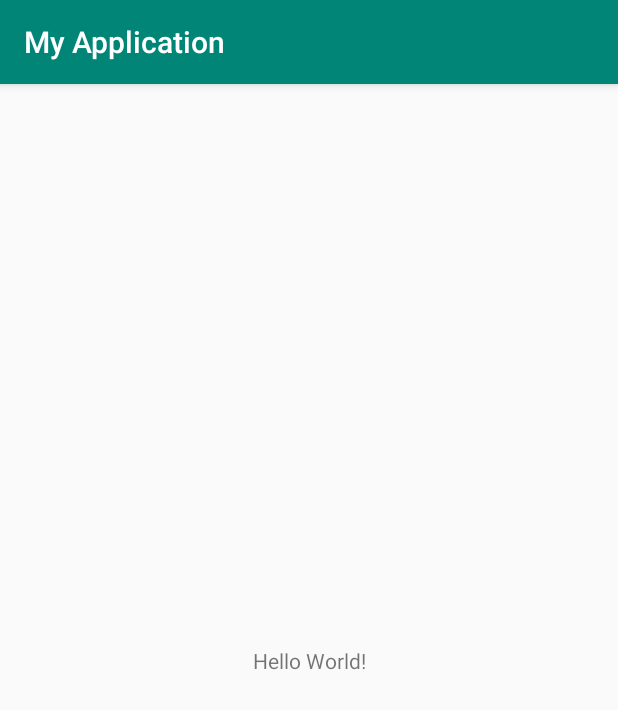
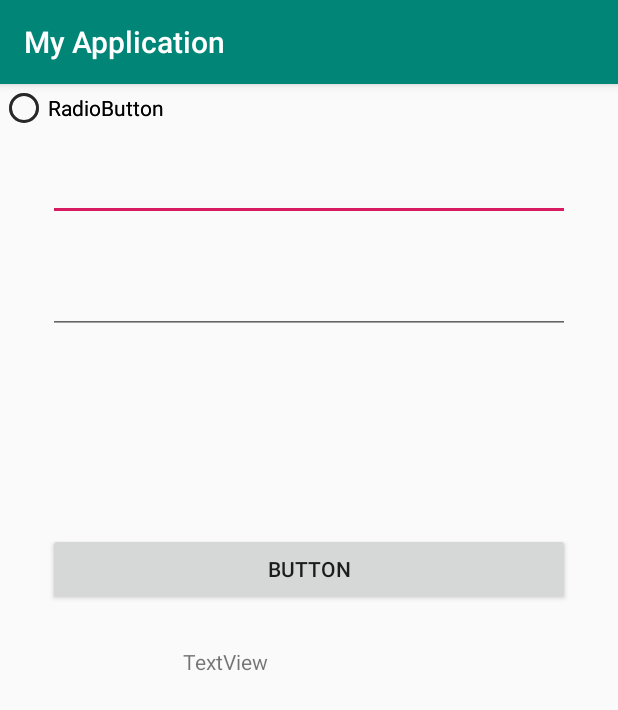
Before and after one commit to illan014029/Android-Java, an Android app: the screen it shows after launch (MainActivity), on a phone screen of 412 x 824 dp. Shown: the top 710 px of the screen. Run offline under Robolectric (Android 15) with nearby library versions, the phone set to English and light mode, and no system bars.

Commit message:
Soy tu padre
lalala

```diff
--- a/MyApplication/app/build.gradle
+++ b/MyApplication/app/build.gradle
@@ -25,4 +25,7 @@ dependencies {
     testImplementation 'junit:junit:4.12'
     androidTestImplementation 'com.android.support.test:runner:1.0.2'
     androidTestImplementation 'com.android.support.test.espresso:espresso-core:3.0.2'
+
+    implementation 'com.jakewharton:butterknife:10.1.0'
+    annotationProcessor 'com.jakewharton:butterknife-compiler:10.1.0'
 }
--- a/MyApplication/app/src/main/res/layout/activity_main.xml
+++ b/MyApplication/app/src/main/res/layout/activity_main.xml
@@ -6,13 +6,88 @@
     android:layout_height="match_parent"
     tools:context=".MainActivity">
 
-    <TextView
+    <EditText
+        android:id="@+id/editText"
+        android:layout_width="0dp"
+        android:layout_height="wrap_content"
+        android:layout_marginStart="32dp"
+        android:layout_marginTop="46dp"
+        android:layout_marginEnd="32dp"
+        android:ems="10"
+        android:inputType="number"
+        app:layout_constraintEnd_toEndOf="parent"
+        app:layout_constraintStart_toStartOf="parent"
+        app:layout_constraintTop_toTopOf="parent" />
+
+    <EditText
+        android:id="@+id/editText2"
+        android:layout_width="0dp"
+        android:layout_height="wrap_content"
+        android:layout_marginStart="32dp"
+        android:layout_marginLeft="32dp"
+        android:layout_marginTop="30dp"
+        android:layout_marginEnd="32dp"
+        android:layout_marginRight="32dp"
+        android:ems="10"
+        android:inputType="number"
+        app:layout_constraintEnd_toEndOf="parent"
+        app:layout_constraintStart_toStartOf="parent"
+        app:layout_constraintTop_toBottomOf="@+id/editText" />
+
+    <RadioButton
+        android:id="@+id/radioButton"
         android:layout_width="wrap_content"
         android:layout_height="wrap_content"
-        android:text="Hello World!"
-        app:layout_constraintBottom_toBottomOf="parent"
-        app:layout_constraintLeft_toLeftOf="parent"
-        app:layout_constraintRight_toRightOf="parent"
-        app:layout_constraintTop_toTopOf="parent" />
+        android:text="RadioButton"
+        tools:layout_editor_absoluteX="28dp"
+        tools:layout_editor_absoluteY="197dp" />
 
+    <RadioButton
+        android:id="@+id/radioButton2"
+        android:layout_width="wrap_content"
+        android:layout_height="wrap_content"
+        android:text="RadioButton"
+        tools:layout_editor_absoluteX="28dp"
+        tools:layout_editor_absoluteY="239dp" />
+
+    <RadioGroup
+        android:id="@+id/radioGroup"
+        android:layout_width="116dp"
+        android:layout_height="80dp"
+        android:layout_marginStart="28dp"
+        android:layout_marginLeft="28dp"
+        android:layout_marginTop="29dp"
+        android:layout_marginEnd="240dp"
+        android:layout_marginRight="240dp"
+        app:layout_constraintEnd_toEndOf="parent"
+        app:layout_constraintStart_toStartOf="parent"
+        app:layout_constraintTop_toBottomOf="@+id/editText2" />
+
+    <Button
+        android:id="@+id/button"
+        android:layout_width="0dp"
+        android:layout_height="wrap_content"
+        android:layout_marginStart="32dp"
+        android:layout_marginLeft="32dp"
+        android:layout_marginTop="23dp"
+        android:layout_marginEnd="32dp"
+        android:layout_marginRight="32dp"
+        android:text="Button"
+        app:layout_constraintEnd_toEndOf="parent"
+        app:layout_constraintStart_toStartOf="parent"
+        app:layout_constraintTop_toBottomOf="@+id/radioGroup" />
+
+    <TextView
+        android:id="@+id/textView"
+        android:layout_width="wrap_content"
+        android:layout_height="wrap_content"
+        android:layout_marginStart="107dp"
+        android:layout_marginLeft="107dp"
+        android:layout_marginTop="28dp"
+        android:layout_marginEnd="219dp"
+        android:layout_marginRight="219dp"
+        android:text="TextView"
+        app:layout_constraintEnd_toEndOf="parent"
+        app:layout_constraintStart_toStartOf="parent"
+        app:layout_constraintTop_toBottomOf="@+id/button" />
 </android.support.constraint.ConstraintLayout>
```
